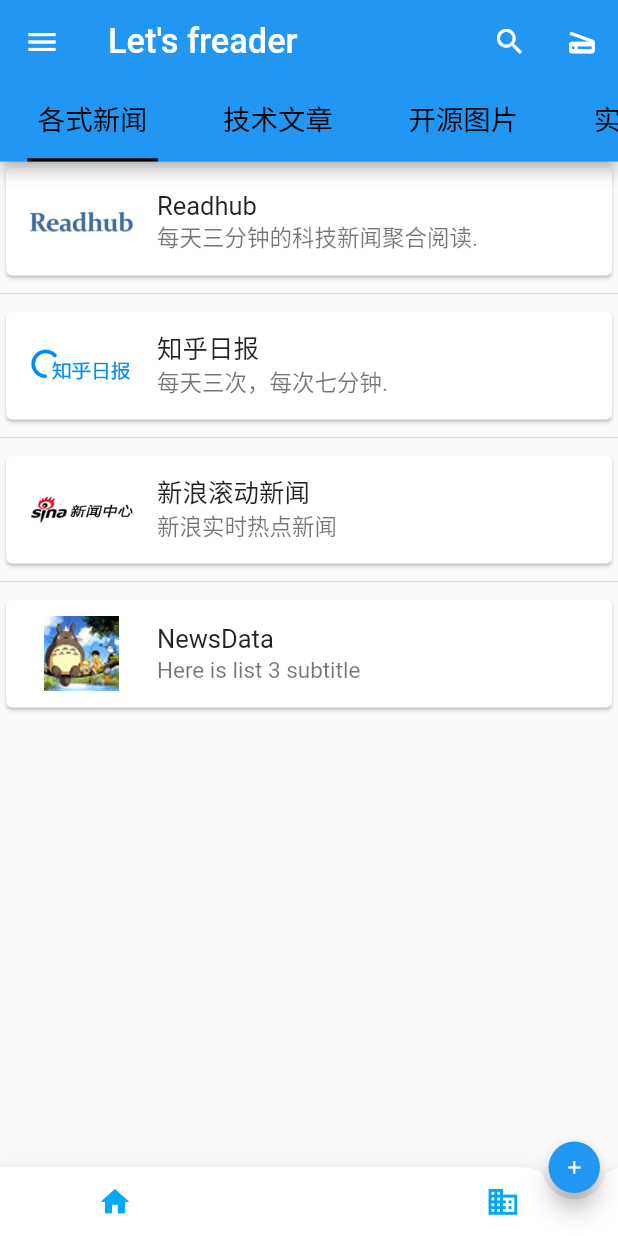
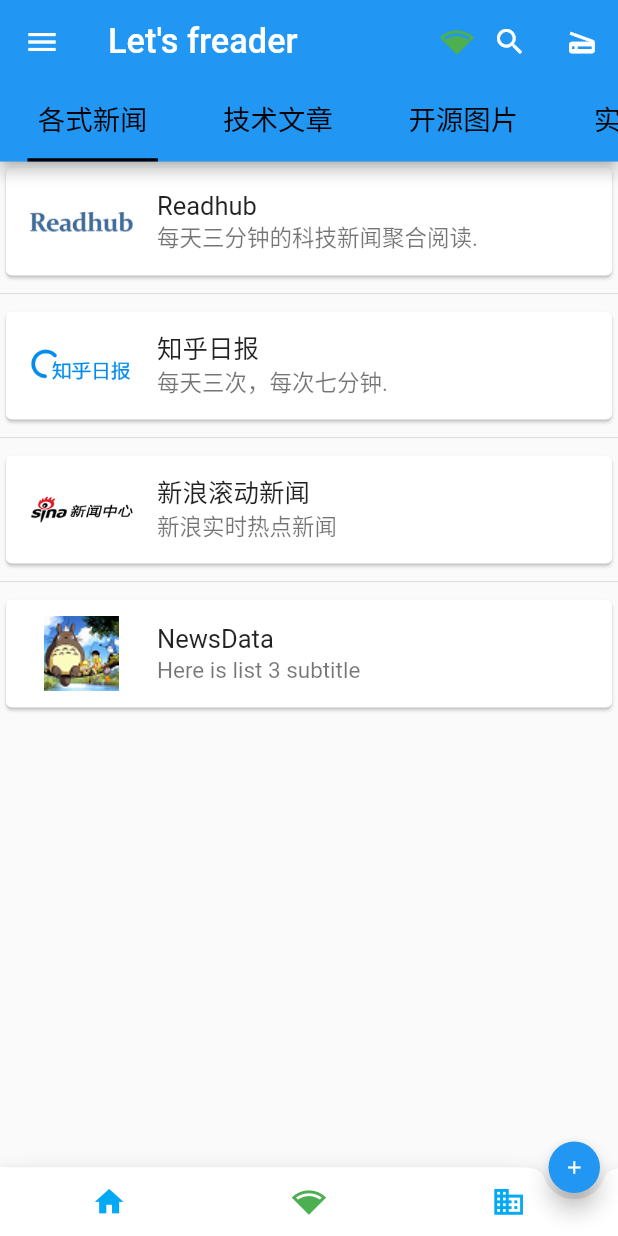
Before and after one commit to Sanotsu/freader, a Flutter app: the screen it shows after launch, on a phone screen of 412 x 824 dp. Run offline on Flutter 3.47's test engine with Material 2 defaults, Android fonts, the phone set to English and light mode, and no system bars; our stand-ins replace cached_network_image, connectivity_plus, date_format, device_info_plus, dio, file_picker and 10 more; missing offline and left inert: markdown_widget, syncfusion_flutter_pdfviewer; accounts and stored records are empty; Roboto replaces fonts that are missing (BarlowBold).

Commit message:
fix:home主页添加显示网络连接方式的图标。

```diff
--- a/lib/layout/home_page.dart
+++ b/lib/layout/home_page.dart
@@ -85,7 +85,7 @@
         //     preferredSize: Size.fromHeight(0.1.sh), // here the desired height
         //     child: const HomeAppBar()),
         // 2022-05-14 使用默认样式大小
-        appBar: _buildAppBar(),
+        appBar: _buildAppBar(_stateText),
         body: const TabBarView(
           children: [
             NewsPage(),
@@ -98,7 +98,7 @@
         ),
         // 主页侧边抽屉组件
         drawer: HomeDrawer(networkState: _stateText),
-        bottomNavigationBar: const HomeBottomAppBar(),
+        bottomNavigationBar: HomeBottomAppBar(networkState: _stateText),
         // bottomNavigationBar: const HomeBottomNavigationBar(),
         // 漂浮在body上方的按钮，默认右下角(如果要悬浮按钮和下方导航条一起用，HomeBottomAppBar比HomeBottomNavigationBar好)
         floatingActionButton: SizedBox(
@@ -126,10 +126,12 @@
 
 /// 2022-5-14 主页的appBar
 /// 使用默认样式
-_buildAppBar() {
+_buildAppBar(String networkState) {
   return AppBar(
     title: Text("Let's freader", style: appBarTextStyle),
     actions: <Widget>[
+      // 当前网络连接方式图标（数据流量、wifi、其他无网）
+      _genNetworkStateIcon(networkState),
       IconButton(
         iconSize: appBarIconButtonSize,
         icon: const Icon(
@@ -296,8 +298,11 @@
 // BottomAppBar
 // BottomAppBar:一个通常与Scaffold.bottomNavigationBar一起使用的容器，
 // 可以沿着顶部有一个缺口，为一个重叠的FloatingActionButton留出空间。
+// ignore: must_be_immutable
 class HomeBottomAppBar extends StatefulWidget {
-  const HomeBottomAppBar({Key? key}) : super(key: key);
+  HomeBottomAppBar({Key? key, this.networkState}) : super(key: key);
+
+  String? networkState = "";
 
   @override
   State<HomeBottomAppBar> createState() => _HomeBottomAppBarState();
@@ -326,6 +331,12 @@
   }
 
   @override
+  void initState() {
+    super.initState();
+    print(widget.networkState);
+  }
+
+  @override
   Widget build(BuildContext context) {
     return BottomAppBar(
       color: Colors.white,
@@ -342,7 +353,9 @@
               ),
               onPressed: _onHomeItemPressed,
             ),
-            const SizedBox(), //中间位置空出
+            // const SizedBox(), //中间位置空出
+            // 暂时选个位置显示连接网络图标
+            _genNetworkStateIcon(widget.networkState ?? ""),
             IconButton(
               icon: Icon(
                 Icons.business,
@@ -355,6 +368,29 @@
           mainAxisAlignment: MainAxisAlignment.spaceAround, //均分底部导航栏横向空间
         ),
       ),
+    );
+  }
+}
+
+// 显示网络状态的图标
+Widget _genNetworkStateIcon(String networkState) {
+  if (networkState == "ConnectivityResult.wifi") {
+    return Icon(
+      Icons.network_wifi,
+      color: Colors.green,
+      size: appBarIconButtonSize,
+    );
+  } else if (networkState == "ConnectivityResult.mobile") {
+    return Icon(
+      Icons.network_cell,
+      color: Colors.orange,
+      size: appBarIconButtonSize,
+    );
+  } else {
+    return Icon(
+      Icons.network_locked,
+      color: Colors.red,
+      size: appBarIconButtonSize,
     );
   }
 }
```
